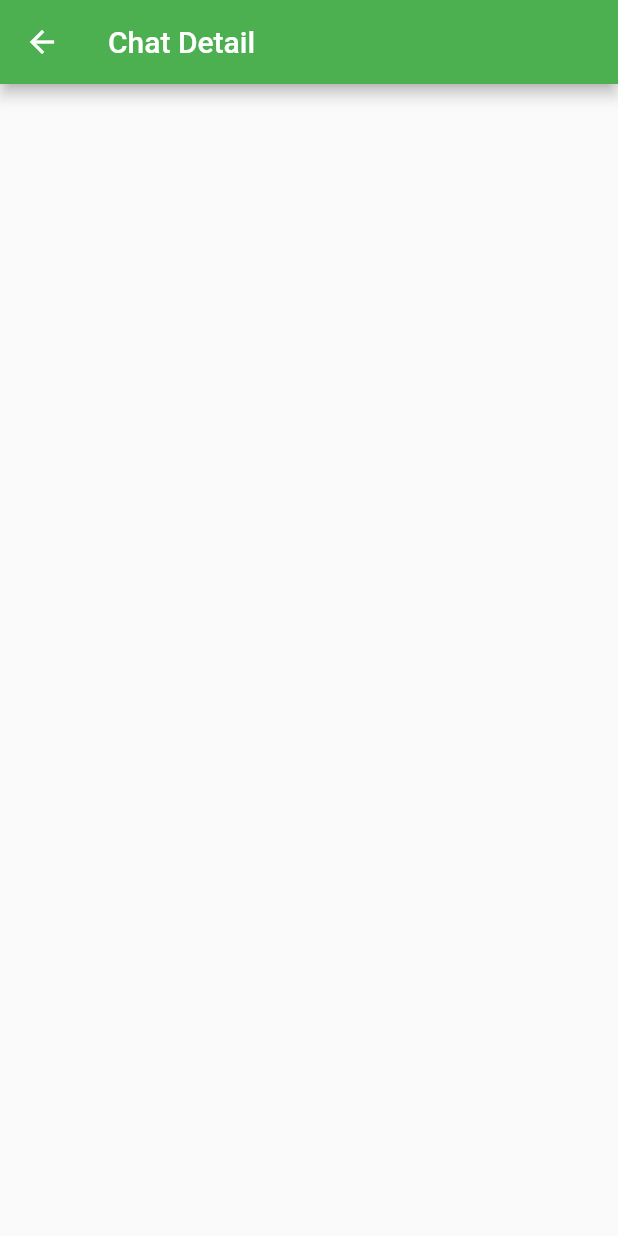
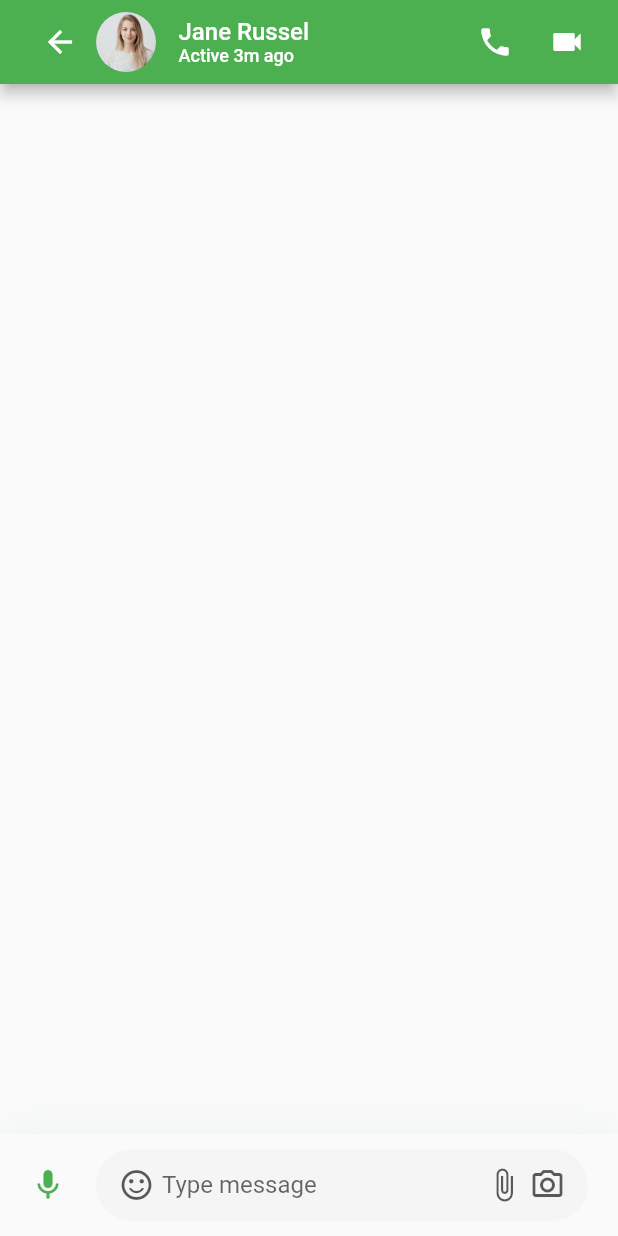
Before and after one commit to Gali998/UEE-Group-Project-2021, a Flutter app: the screen it shows after launch, after a tap on "Jane Russel", on a phone screen of 412 x 824 dp. Run offline on Flutter 3.47's test engine with Material 2 defaults, Android fonts, the phone set to English and light mode, and no system bars.

Commit message:
Chat message interface uploaded

```diff
--- a/lib/chatdetail/ChatDetailPage.dart
+++ b/lib/chatdetail/ChatDetailPage.dart
@@ -1,19 +1,51 @@
+import 'package:Line_Lite/components/body.dart';
 import 'package:flutter/material.dart';
 
-class ChatDetailPage extends StatefulWidget{
-  @override
-  _ChatDetailPageState createState() => _ChatDetailPageState();
-}
-
-class _ChatDetailPageState extends State<ChatDetailPage> {
-
+class ChatDetailPage extends StatelessWidget {
   @override
   Widget build(BuildContext context) {
     return Scaffold(
-        appBar: AppBar(
-          title: Text("Chat Detail"),
+      appBar: buildAppBar(),
+      body: Body(),
+    );
+  }
+
+  AppBar buildAppBar() {
+    return AppBar(
+      automaticallyImplyLeading: false,
+      title: Row(
+        children: [
+          BackButton(),
+          CircleAvatar(
+            backgroundImage: AssetImage("assets/images/jenny.jpg"),
+          ),
+          SizedBox(width: 20.0 * 0.75),
+          Column(
+            crossAxisAlignment: CrossAxisAlignment.start,
+            children: [
+              Text(
+                "Jane Russel",
+                style: TextStyle(fontSize: 16),
+              ),
+              Text(
+                "Active 3m ago",
+                style: TextStyle(fontSize: 12),
+              )
+            ],
+          )
+        ],
+      ),
+      actions: [
+        IconButton(
+          icon: Icon(Icons.local_phone),
+          onPressed: () {},
         ),
-        body: Container()
+        IconButton(
+          icon: Icon(Icons.videocam),
+          onPressed: () {},
+        ),
+        SizedBox(width: 20.0 / 2),
+      ],
     );
   }
 }
--- /dev/null
+++ b/lib/components/body.dart
@@ -0,0 +1,95 @@
+import 'package:flutter/material.dart';
+
+class Body extends StatelessWidget {
+  @override
+  Widget build(BuildContext context) {
+    return Column(
+      children: [
+        Spacer(),
+        ChatInputField(),
+      ],
+    );
+  }
+}
+
+class ChatInputField extends StatelessWidget {
+  const ChatInputField({
+    Key key,
+  }) : super(key: key);
+
+  @override
+  Widget build(BuildContext context) {
+    return Container(
+      padding: EdgeInsets.symmetric(
+        horizontal: 20.0,
+        vertical: 20.0/2,
+      ),
+      decoration: BoxDecoration(
+        color: Theme.of(context).scaffoldBackgroundColor,
+        boxShadow: [
+         BoxShadow(
+           offset: Offset(0, 4),
+           blurRadius: 32,
+           color: Color(0xFF087949).withOpacity(0.08),
+        ),
+        ],
+      ),
+      child: SafeArea(
+          child: Row(
+        children: [
+          Icon(Icons.mic,color: Colors.green),
+          SizedBox(width: 20.0),
+          Expanded(
+              child: Container(
+                padding: EdgeInsets.symmetric(
+                    horizontal: 20.0*0.75),
+                decoration: BoxDecoration(
+                    color: Colors.grey.withOpacity(0.05),
+                  borderRadius: BorderRadius.circular(40),
+                ),
+                child: Row(
+                  children: [
+                    Icon(
+                      Icons.sentiment_satisfied_alt_outlined,
+                    color: Theme.of(context)
+                        .textTheme
+                        .bodyText1
+                        .color
+                        .withOpacity(0.64),
+                  ),
+                    SizedBox(width: 20.0/4),
+                    Expanded(
+                        child: TextField(
+                          decoration: InputDecoration(
+                              hintText: "Type message",
+                            border: InputBorder.none,
+                          ),
+                        ),
+                    ),
+                    Icon(
+                      Icons.attach_file,
+                      color: Theme.of(context)
+                          .textTheme
+                          .bodyText1
+                          .color
+                          .withOpacity(0.64),
+                    ),
+                    SizedBox(width: 20.0/4),
+                    Icon(
+                      Icons.camera_alt_outlined,
+                      color: Theme.of(context)
+                          .textTheme
+                          .bodyText1
+                          .color
+                          .withOpacity(0.64),
+                    ),
+                  ],
+                ),
+              ),
+          ),
+        ],
+      ),
+      ),
+    );
+  }
+}
--- a/lib/widgets/ConversationList.dart
+++ b/lib/widgets/ConversationList.dart
@@ -17,9 +17,10 @@ class _ConversationListState extends State<ConversationList> {
   Widget build(BuildContext context) {
     return GestureDetector(
       onTap: (){
-        Navigator.push(context, MaterialPageRoute(builder: (context){
-          return ChatDetailPage();
-        }));
+        Navigator.push(context, MaterialPageRoute(
+          builder: (context)=>
+           ChatDetailPage(),
+        ));
       },
       child: Container(
         padding: EdgeInsets.only(left: 16,right: 16,top: 10,bottom: 10),
```
Also changed, not shown: assets/images/jenny.jpg (added), lib/components/chat_input_field.dart (added), 6 other files.
